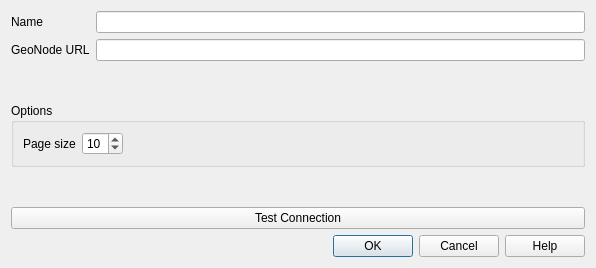
The window that src/qgis_geonode/ui/connection_dialog.ui (GeoNode/QGISGeoNodePlugin) describes before a commit, drawn with Qt 5.
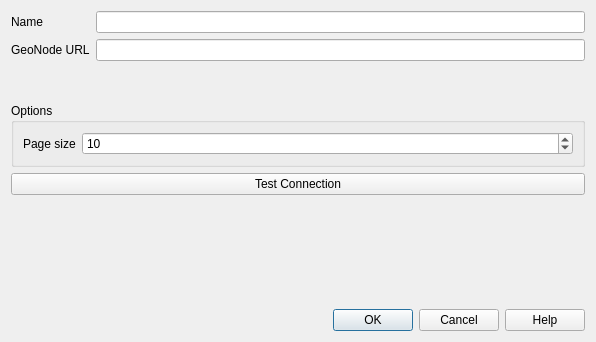
The same window after the commit. Custom widgets are drawn as their Qt base class.

Patch:
```diff
--- a/src/qgis_geonode/ui/connection_dialog.ui
+++ b/src/qgis_geonode/ui/connection_dialog.ui
@@ -7,13 +7,13 @@
     <x>0</x>
     <y>0</y>
     <width>596</width>
-    <height>268</height>
+    <height>342</height>
    </rect>
   </property>
   <property name="windowTitle">
    <string>GeoNode Connection Configuration</string>
   </property>
-  <layout class="QVBoxLayout" name="verticalLayout_2">
+  <layout class="QVBoxLayout" name="verticalLayout">
    <item>
     <widget class="QFrame" name="connection_details">
      <property name="frameShape">
@@ -83,17 +83,15 @@
      <property name="title">
       <string>Options</string>
      </property>
-     <layout class="QVBoxLayout" name="verticalLayout">
-      <item>
-       <layout class="QHBoxLayout" name="horizontalLayout">
-        <item>
+     <layout class="QFormLayout" name="formLayout">
+      <item row="0" column="0">
          <widget class="QLabel" name="label_4">
           <property name="text">
            <string>Page size</string>
           </property>
          </widget>
         </item>
-        <item>
+      <item row="0" column="1">
          <widget class="QSpinBox" name="page_size_sb">
           <property name="sizePolicy">
            <sizepolicy hsizetype="Preferred" vsizetype="Preferred">
@@ -115,22 +113,20 @@
           </property>
          </widget>
         </item>
+     </layout>
+    </widget>
+   </item>
         <item>
-         <spacer name="horizontalSpacer">
-          <property name="orientation">
-           <enum>Qt::Horizontal</enum>
-          </property>
-          <property name="sizeHint" stdset="0">
-           <size>
-            <width>40</width>
-            <height>20</height>
-           </size>
-          </property>
-         </spacer>
-        </item>
-       </layout>
-      </item>
-     </layout>
+    <widget class="QPushButton" name="test_connection_pb">
+     <property name="sizePolicy">
+      <sizepolicy hsizetype="Preferred" vsizetype="Preferred">
+       <horstretch>0</horstretch>
+       <verstretch>0</verstretch>
+      </sizepolicy>
+     </property>
+     <property name="text">
+      <string>Test Connection</string>
+     </property>
     </widget>
    </item>
    <item>
@@ -146,19 +142,6 @@
      </property>
     </spacer>
    </item>
-   <item>
-    <widget class="QPushButton" name="test_connection_btn">
-     <property name="sizePolicy">
-      <sizepolicy hsizetype="Preferred" vsizetype="Preferred">
-       <horstretch>0</horstretch>
-       <verstretch>0</verstretch>
-      </sizepolicy>
-     </property>
-     <property name="text">
-      <string>Test Connection</string>
-     </property>
-    </widget>
-   </item>
    <item>
     <widget class="QDialogButtonBox" name="buttonBox">
      <property name="orientation">
```
Lines whose indentation alone changed are shown as unchanged.
